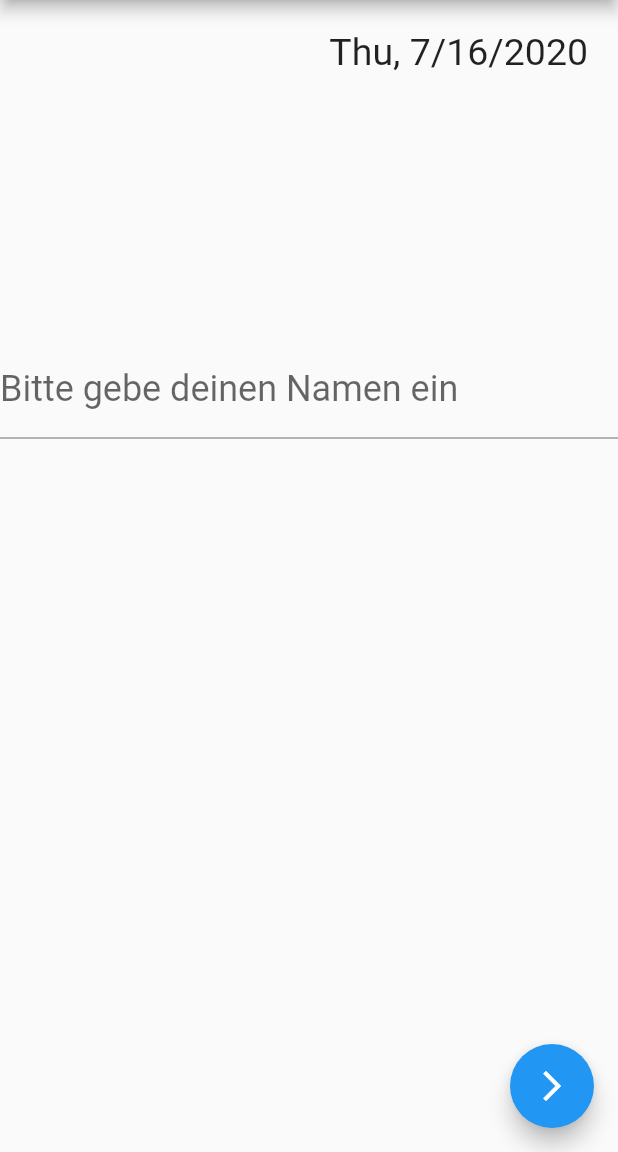
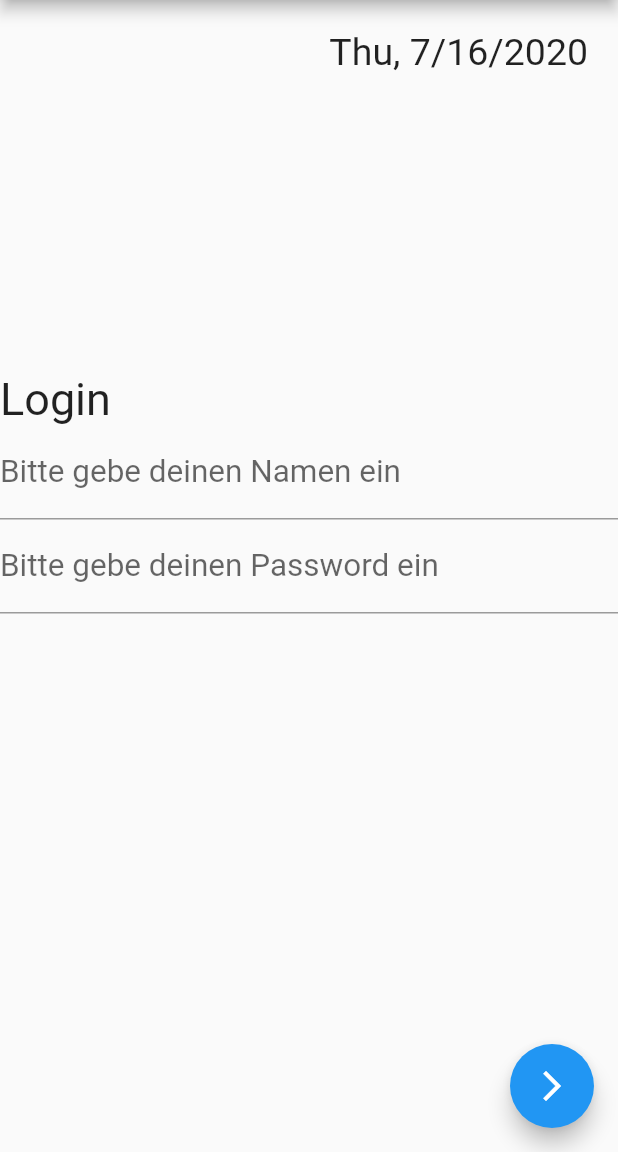
Before and after one commit to Darjusch/SommerObstApp, a Flutter app: the screen it shows after launch, on a phone screen of 412 x 824 dp, the part 84-1236 px from its top. Run offline on Flutter 3.47's test engine with Material 2 defaults, Android fonts, the phone set to English and light mode, and no system bars; our stand-ins replace image_picker.

Commit message:
Refactored loginScreen && minor code cleanup

```diff
--- a/lib/main.dart
+++ b/lib/main.dart
@@ -1,8 +1,5 @@
 import 'package:flutter/material.dart';
-import 'screens/store_list_screen.dart';
-import 'widgets/app_bar_row.dart';
-import 'widgets/name_input.dart';
-import 'widgets/date.dart';
+import 'package:sommerobst_app_beta/screens/login_screen.dart';
 
 void main() {
   runApp(MyApp());
@@ -25,29 +22,6 @@ class MyApp extends StatelessWidget {
 class _MyHomePage extends StatelessWidget {
   @override
   Widget build(BuildContext context) {
-    return Scaffold(
-      appBar: AppBar(
-        title: AppBarRow(),
-      ),
-      body: Column(
-        children: <Widget>[
-          Date(),
-          Spacer(flex: 1),
-          NameInput(),
-          Spacer(flex: 3),
-        ],
-      ),
-      floatingActionButton: FloatingActionButton(
-        child: Icon(Icons.arrow_forward_ios),
-        onPressed: () {
-          Navigator.push(
-            context,
-            MaterialPageRoute(
-              builder: (context) => StoreListScreen(),
-            ),
-          );
-        },
-      ),
-    );
+    return LoginScreen();
   }
 }
--- /dev/null
+++ b/lib/screens/login_screen.dart
@@ -0,0 +1,44 @@
+import 'package:flutter/material.dart';
+import 'package:sommerobst_app_beta/screens/store_list_screen.dart';
+import 'package:sommerobst_app_beta/widgets/app_bar_row.dart';
+import 'package:sommerobst_app_beta/widgets/date.dart';
+import 'package:sommerobst_app_beta/widgets/name_input.dart';
+import 'package:sommerobst_app_beta/widgets/password_input.dart';
+
+class LoginScreen extends StatefulWidget {
+  @override
+  _LoginScreenState createState() => _LoginScreenState();
+}
+
+class _LoginScreenState extends State<LoginScreen> {
+  @override
+  Widget build(BuildContext context) {
+    return Scaffold(
+      appBar: AppBar(
+        title: AppBarRow(),
+      ),
+      body: Column(
+        crossAxisAlignment: CrossAxisAlignment.start,
+        children: <Widget>[
+          Date(),
+          Spacer(flex: 1),
+          Text('Login', style: TextStyle(fontSize: 30)),
+          NameInput(),
+          PasswordInput(),
+          Spacer(flex: 2),
+        ],
+      ),
+      floatingActionButton: FloatingActionButton(
+        child: Icon(Icons.arrow_forward_ios),
+        onPressed: () {
+          Navigator.push(
+            context,
+            MaterialPageRoute(
+              builder: (context) => StoreListScreen(),
+            ),
+          );
+        },
+      ),
+    );
+  }
+}
--- a/lib/widgets/name_input.dart
+++ b/lib/widgets/name_input.dart
@@ -13,7 +13,7 @@ class _NameInputState extends State<NameInput> {
     return TextField(
       decoration: InputDecoration(
           labelText: 'Bitte gebe deinen Namen ein',
-          labelStyle: TextStyle(fontSize: 24)),
+          labelStyle: TextStyle(fontSize: 21)),
       controller: nameController,
     );
   }
--- /dev/null
+++ b/lib/widgets/password_input.dart
@@ -0,0 +1,21 @@
+import 'package:flutter/material.dart';
+
+class PasswordInput extends StatefulWidget {
+  @override
+  _PasswordInputState createState() => _PasswordInputState();
+}
+
+class _PasswordInputState extends State<PasswordInput> {
+  final passwordController = TextEditingController();
+
+  @override
+  Widget build(BuildContext context) {
+    return TextField(
+      decoration: InputDecoration(
+          labelText: 'Bitte gebe deinen Password ein',
+          labelStyle: TextStyle(fontSize: 21)),
+      controller: passwordController,
+      obscureText: true,
+    );
+  }
+}
--- a/lib/widgets/stand_creation.dart
+++ b/lib/widgets/stand_creation.dart
@@ -3,6 +3,7 @@ import 'package:flutter/material.dart';
 class StandCreation extends StatelessWidget {
   final String stand;
   final VoidCallback onPressed;
+
   StandCreation({this.stand, this.onPressed});
   @override
   Widget build(BuildContext context) {
```
Also changed, not shown: lib/screens/remaining_stock_screen.dart (+4 -4 lines), lib/screens/store_list_screen.dart (+8 -2 lines).
